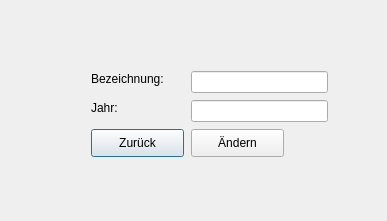
Before: the Qt Designer form ZitatErfassung/frmjahrgangaendern.ui in TrialAnd404/MyRepo, drawn with Qt 5.
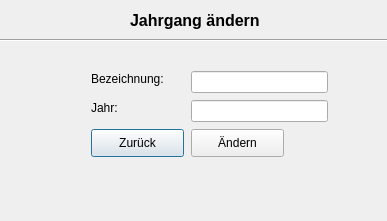
After: the same form once the commit is applied.

```diff
--- a/ZitatErfassung/frmjahrgangaendern.ui
+++ b/ZitatErfassung/frmjahrgangaendern.ui
@@ -85,6 +85,32 @@
     <string>Jahr:</string>
    </property>
   </widget>
+  <widget class="Line" name="line_2">
+   <property name="geometry">
+    <rect>
+     <x>-10</x>
+     <y>30</y>
+     <width>401</width>
+     <height>20</height>
+    </rect>
+   </property>
+   <property name="orientation">
+    <enum>Qt::Horizontal</enum>
+   </property>
+  </widget>
+  <widget class="QLabel" name="label_3">
+   <property name="geometry">
+    <rect>
+     <x>130</x>
+     <y>10</y>
+     <width>161</width>
+     <height>21</height>
+    </rect>
+   </property>
+   <property name="text">
+    <string>&lt;html&gt;&lt;head/&gt;&lt;body&gt;&lt;p&gt;&lt;span style=&quot; font-size:12pt; font-weight:600;&quot;&gt;Jahrgang ändern&lt;/span&gt;&lt;/p&gt;&lt;/body&gt;&lt;/html&gt;</string>
+   </property>
+  </widget>
  </widget>
  <resources/>
  <connections/>
```
